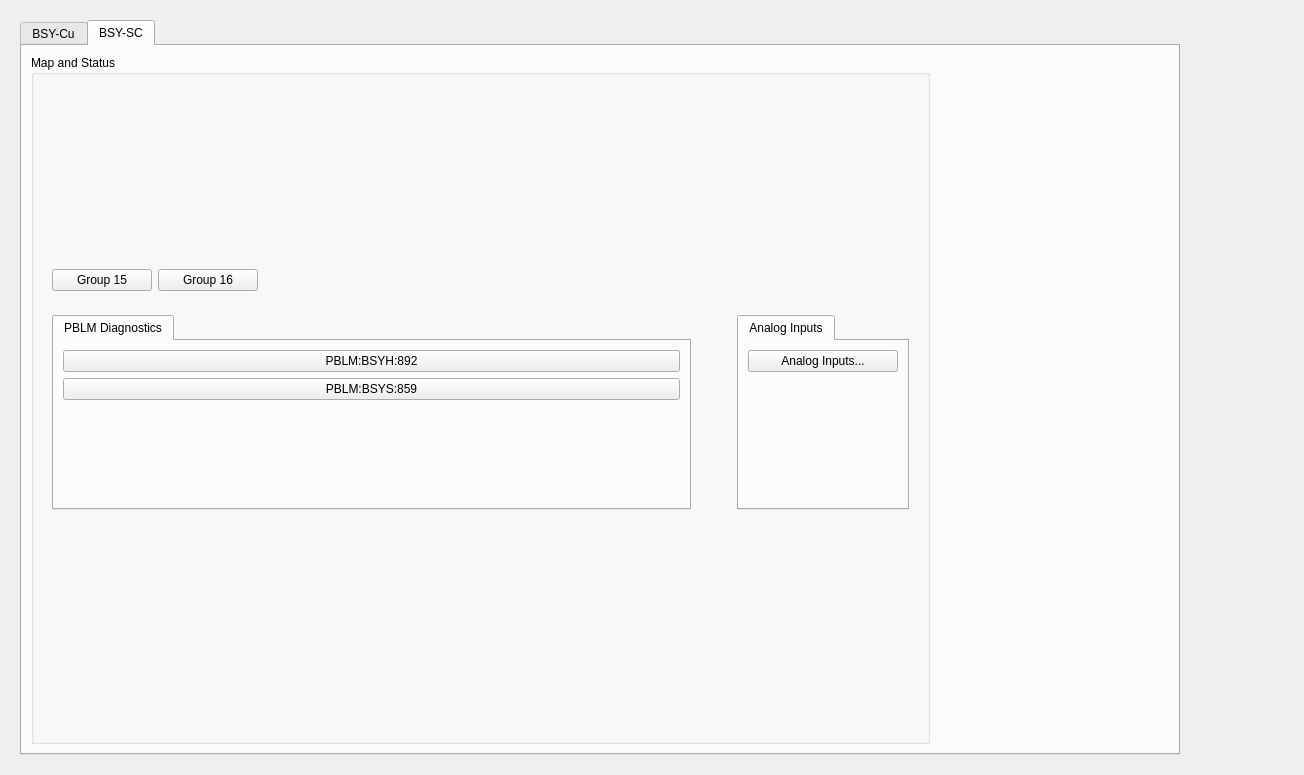
Old version of the form bsy0_main.ui in the repository ad-build-test/pydm-mps.
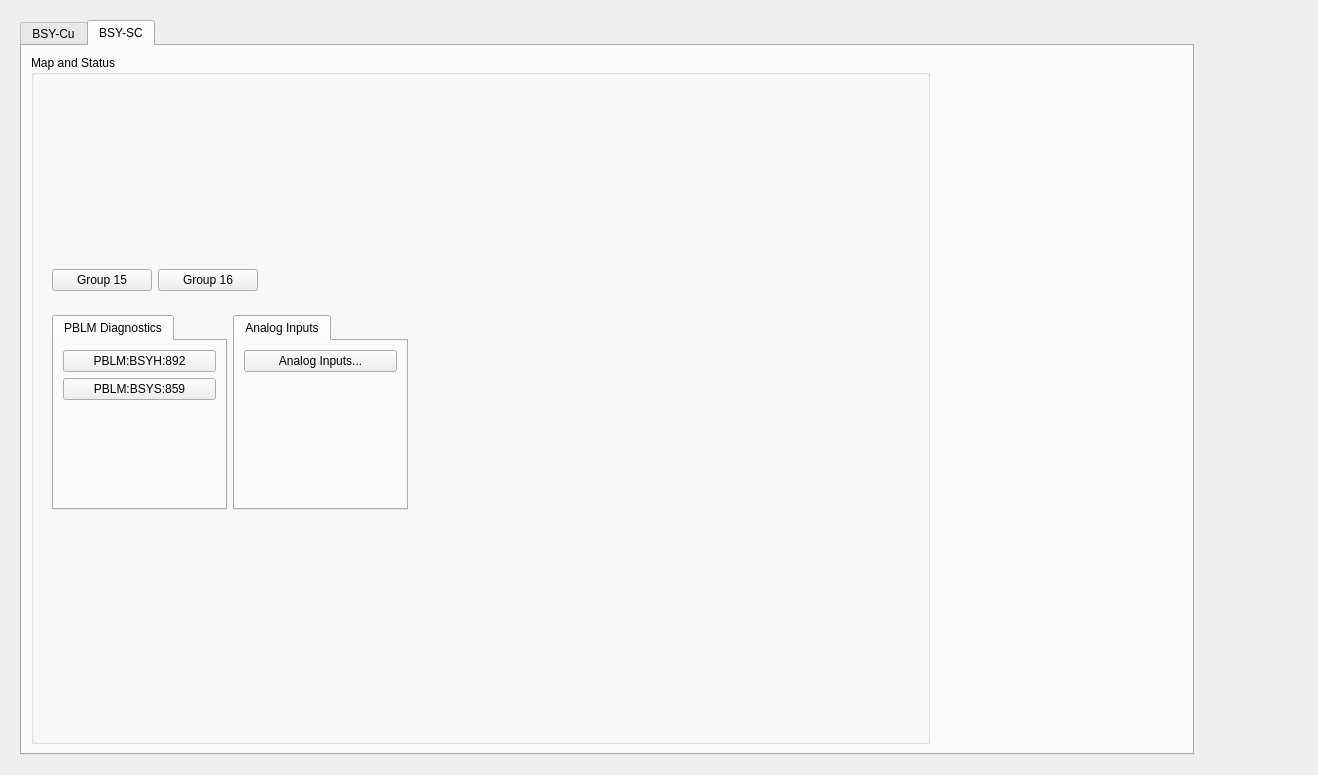
New version of the form. Custom widgets are drawn as their Qt base class.

Commit message: Add button for analog inputs

```diff
--- a/bsy0_main.ui
+++ b/bsy0_main.ui
@@ -6,7 +6,7 @@
    <rect>
     <x>0</x>
     <y>0</y>
-    <width>1191</width>
+    <width>1318</width>
     <height>775</height>
    </rect>
   </property>
@@ -733,7 +733,7 @@
                 <enum>QFrame::Raised</enum>
                </property>
                <layout class="QGridLayout" name="gridLayout_13" columnstretch="1,0,0">
-                <item row="0" column="2">
+                <item row="0" column="1">
                  <widget class="QTabWidget" name="tabWidget_8">
                   <property name="maximumSize">
                    <size>
@@ -800,6 +800,12 @@
                 </item>
                 <item row="0" column="0">
                  <widget class="QTabWidget" name="tabWidget">
+                  <property name="maximumSize">
+                   <size>
+                    <width>175</width>
+                    <height>16777215</height>
+                   </size>
+                  </property>
                   <property name="currentIndex">
                    <number>0</number>
                   </property>
@@ -895,7 +901,7 @@
                   </widget>
                  </widget>
                 </item>
-                <item row="0" column="1">
+                <item row="0" column="2">
                  <spacer name="horizontalSpacer_5">
                   <property name="orientation">
                    <enum>Qt::Horizontal</enum>
```
